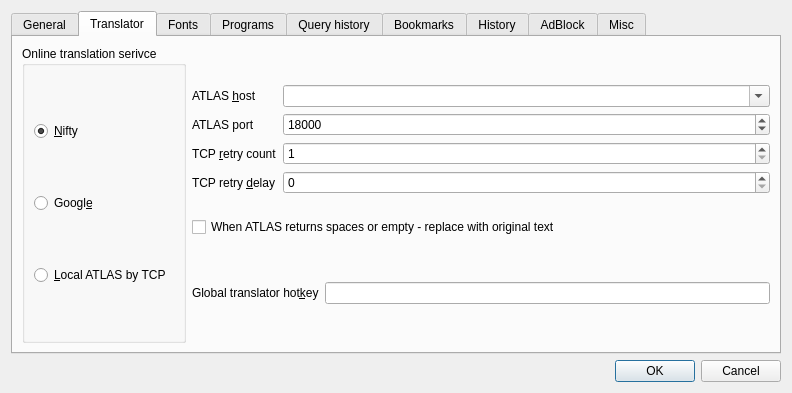
Old version of the form settingsdlg.ui in the repository kernel1024/jpreader.
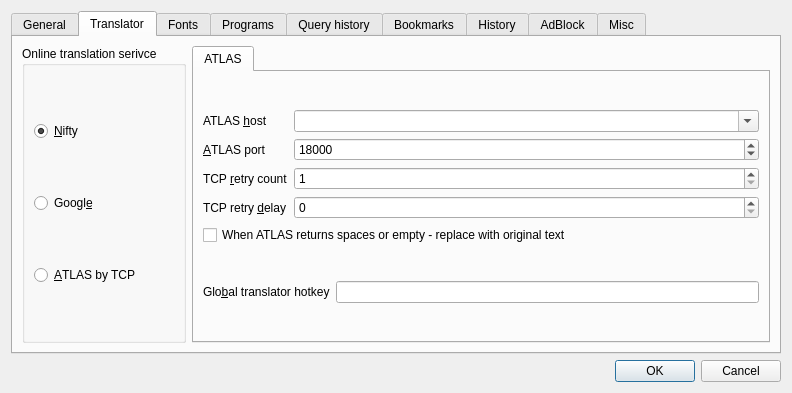
New version of the form. The open tabs and pages were chosen to show the change. Custom widgets are drawn as their Qt base class.

Patch:
```diff
--- a/settingsdlg.ui
+++ b/settingsdlg.ui
@@ -280,7 +280,7 @@
           <item>
            <widget class="QRadioButton" name="radioAtlas">
             <property name="text">
-             <string>&amp;Local ATLAS by TCP</string>
+             <string>&amp;ATLAS by TCP</string>
             </property>
            </widget>
           </item>
@@ -288,6 +288,14 @@
         </widget>
        </item>
        <item>
+        <widget class="QTabWidget" name="tabWidget_2">
+         <property name="currentIndex">
+          <number>0</number>
+         </property>
+         <widget class="QWidget" name="tab_9">
+          <attribute name="title">
+           <string>ATLAS</string>
+          </attribute>
         <layout class="QVBoxLayout" name="verticalLayout_7">
          <item>
           <spacer name="verticalSpacer">
@@ -324,7 +332,7 @@
            <item row="1" column="0">
             <widget class="QLabel" name="label_11">
              <property name="text">
-              <string>ATLAS port</string>
+                <string>&amp;ATLAS port</string>
              </property>
              <property name="buddy">
               <cstring>atlPort</cstring>
@@ -381,7 +389,7 @@
            <property name="sizeHint" stdset="0">
             <size>
              <width>20</width>
-             <height>18</height>
+               <height>0</height>
             </size>
            </property>
           </spacer>
@@ -411,7 +419,7 @@
            <item>
             <widget class="QLabel" name="label_17">
              <property name="text">
-              <string>Global translator hot&amp;key</string>
+                <string>Glo&amp;bal translator hotkey</string>
              </property>
              <property name="buddy">
               <cstring>gctxHotkey</cstring>
@@ -437,6 +445,8 @@
           </spacer>
          </item>
         </layout>
+         </widget>
+        </widget>
        </item>
       </layout>
      </widget>
```
Left out of the diff: 11 changed lines with no effect on the pictures. Lines whose indentation alone changed are shown as unchanged.
